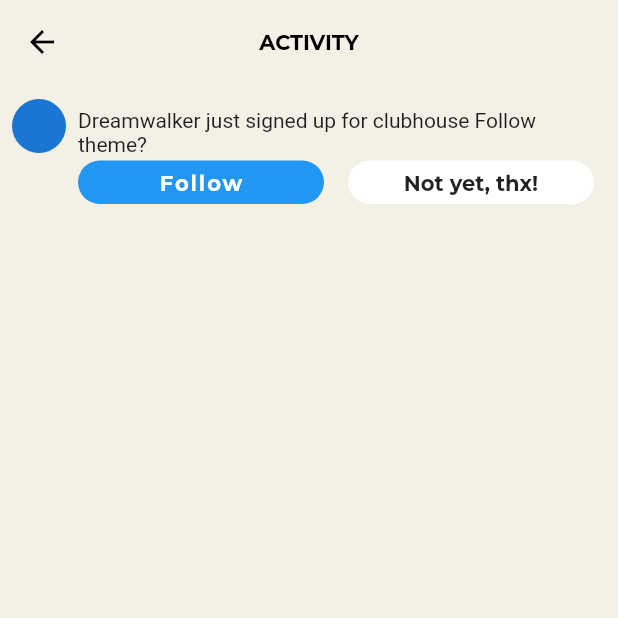
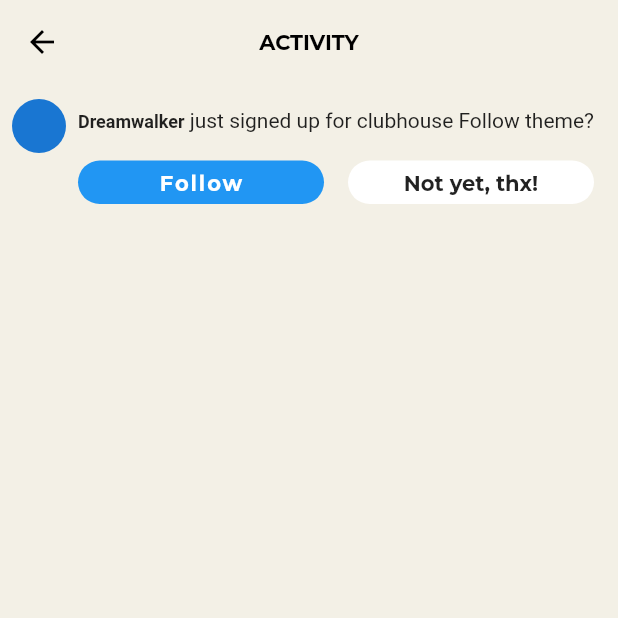
Before and after one commit to JAICHANGPARK/flutter_notebook_11th_story, a Flutter app: the NotificationPage screen opened directly, on a phone screen of 412 x 824 dp, the top half of it. Run offline on Flutter 3.47's test engine with Material 2 defaults, Android fonts, the phone set to English and light mode, and no system bars; our stand-ins replace backdrop, badges, flutter_inner_drawer, flutter_slidable, google_fonts.

Commit message:
Update notification_page.dart

```diff
--- a/lib/ep701_clubhouse/ui/notification_page.dart
+++ b/lib/ep701_clubhouse/ui/notification_page.dart
@@ -49,6 +49,10 @@ class _NotificationPageState extends State<NotificationPage> {
                                       children: [
                                         TextSpan(
                                           text: "Dreamwalker",
+                                          style: TextStyle(
+                                            fontSize: 12,
+                                            fontWeight: FontWeight.bold
+                                          )
                                         ),
                                         TextSpan(
                                           text: " just signed up for clubhouse Follow theme?"
```
